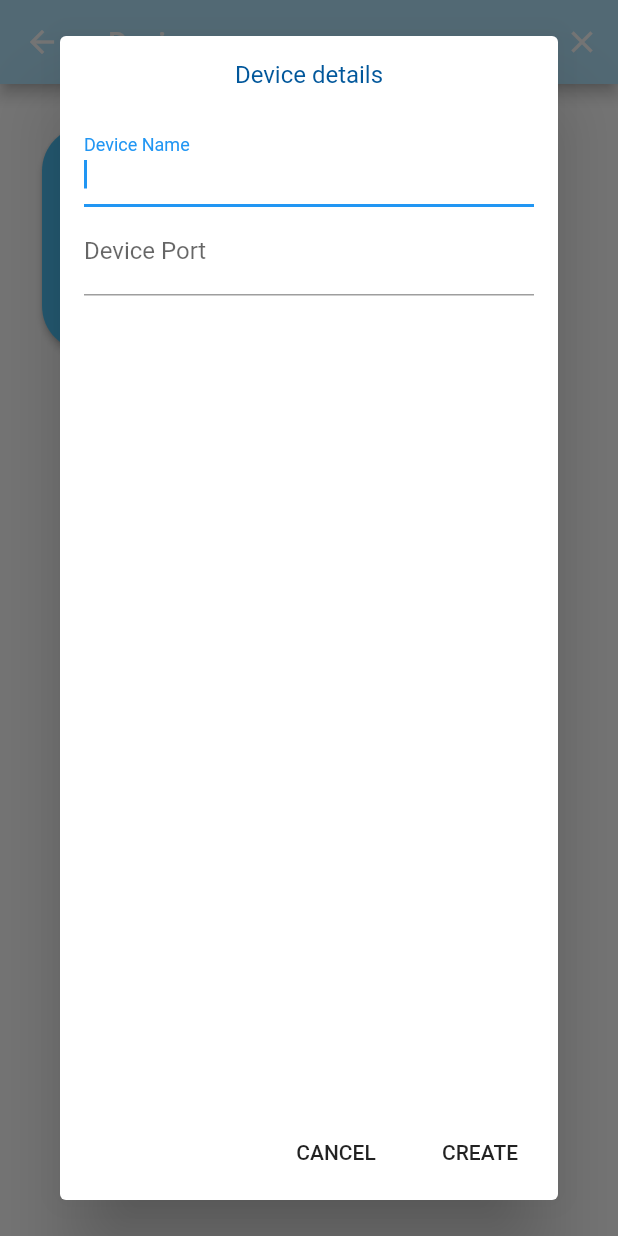
After one commit to Brijeshlakkad/home_automation_app, a Flutter app: the DeviceScreen screen opened directly, after a tap on "Add Device", on a phone screen of 412 x 824 dp. The commit adds this screen. Run offline on Flutter 3.47's test engine with Material 2 defaults, Android fonts, the light colour scheme and no system bars; our stand-ins replace sqflite; accounts and stored records are empty.

Commit message:
Added DeviceScreen

```diff
--- a/lib/data/database_helper.dart
+++ b/lib/data/database_helper.dart
@@ -6,6 +6,7 @@ import 'package:home_automation/models/user.dart';
 import 'package:home_automation/models/home_data.dart';
 import 'package:home_automation/models/room_data.dart';
 import 'package:home_automation/models/hardware_data.dart';
+import 'package:home_automation/models/device_data.dart';
 import 'package:sqflite/sqflite.dart';
 import 'package:path_provider/path_provider.dart';
 
@@ -40,6 +41,8 @@ class DatabaseHelper {
         "CREATE TABLE Room(id INTEGER PRIMARY KEY, email TEXT, homeID INTEGER, roomName TEXT)");
     await db.execute(
         "CREATE TABLE Hardware(id INTEGER PRIMARY KEY, email TEXT, homeID INTEGER, roomID INTEGER, hwName TEXT, hwSeries Text, hwIP Text)");
+    await db.execute(
+        "CREATE TABLE Device(id INTEGER PRIMARY KEY, email TEXT, homeID INTEGER, roomID INTEGER, hwID INTEGER, dvName TEXT, dvPort Text)");
     print("Created tables");
   }
 
@@ -274,7 +277,90 @@ class DatabaseHelper {
   Future<int> renameHardware(Hardware hw) async {
     var dbClient = await db;
     var res = await dbClient.rawUpdate(
-        "UPDATE Hardware SET hwName = ? WHERE id = ?", [hw.hwName, hw.id]);
+        "UPDATE Hardware SET hwName = ?, hwSeries = ?, hwIP = ? WHERE id = ?", [hw.hwName, hw.hwSeries, hw.hwIP, hw.id]);
+    if (res > 0) {
+      return res;
+    } else {
+      return 0;
+    }
+  }
+
+  Future<int> saveDevice(Device dv) async {
+    var dbClient = await db;
+    int res = await dbClient.insert("Device", dv.toMap());
+    return res;
+  }
+
+  Future<int> saveAllDevice(List<Device> dvList) async {
+    var dbClient = await db;
+    int result = await dbClient.rawDelete('DELETE FROM Device');
+    int res=0;
+    for(int i=0;i<dvList.length;i++){
+      result = await dbClient.insert("Hardware", dvList[i].toMap());
+      res+=result;
+    }
+    return res;
+  }
+
+  Future<int> deleteDevice(Device dv) async {
+    var dbClient = await db;
+    int res = await dbClient.rawDelete(
+        'DELETE FROM Device WHERE id = ?',
+        [dv.id]);
+    return res;
+  }
+  Future<int> deleteAllDeviceWithHardware(Hardware hw) async {
+    var dbClient = await db;
+    int res = await dbClient.rawDelete(
+        'DELETE FROM Device WHERE hwID = ? and email = ?',
+        [hw.id, hw.email]);
+    return res;
+  }
+
+  Future<int> deleteAllDeviceWithRoom(Room room) async {
+    var dbClient = await db;
+    int res = await dbClient.rawDelete(
+        'DELETE FROM Device WHERE roomID = ? and email = ?',
+        [room.id, room.email]);
+    return res;
+  }
+
+  Future<int> deleteAllDeviceWithHome(Home home) async {
+    var dbClient = await db;
+    int res = await dbClient.rawDelete(
+        'DELETE FROM Device WHERE homeID = ? and email = ?',
+        [home.id, home.email]);
+    return res;
+  }
+
+  Future<String> getDevice() async {
+    var dbClient = await db;
+    var res = await dbClient.rawQuery("SELECT * FROM Device");
+    if (res.length > 0) {
+      return res.first['dvName'].toString();
+    } else {
+      return null;
+    }
+  }
+
+  Future<List<Device>> getAllDevice() async {
+    var dbClient = await db;
+    var res = await dbClient.rawQuery("SELECT * FROM Device");
+    if (res.length > 0) {
+      List<Device> list = new List<Device>();
+      for (int i = 0; i < res.length; i++) {
+        list.add(Device.map(res[i]));
+      }
+      return list;
+    } else {
+      return null;
+    }
+  }
+
+  Future<int> renameDevice(Device dv) async {
+    var dbClient = await db;
+    var res = await dbClient.rawUpdate(
+        "UPDATE Device SET dvName = ?, dvPort = ? WHERE id = ?", [dv.dvName, dv.dvPort, dv.id]);
     if (res > 0) {
       return res;
     } else {
--- /dev/null
+++ b/lib/device.dart
@@ -0,0 +1,438 @@
+import 'package:flutter/material.dart';
+import 'package:home_automation/data/database_helper.dart';
+import 'package:home_automation/colors.dart';
+import 'package:home_automation/models/home_data.dart';
+import 'package:home_automation/models/room_data.dart';
+import 'package:home_automation/show_progress.dart';
+import 'package:home_automation/logout.dart';
+import 'package:home_automation/models/hardware_data.dart';
+import 'package:home_automation/models/device_data.dart';
+class DeviceScreen extends StatefulWidget {
+  final Home home;
+  final Room room;
+  final Hardware hardware;
+  const DeviceScreen({this.home, this.room, this.hardware});
+  @override
+  DeviceScreenState createState() {
+    return new DeviceScreenState();
+  }
+}
+
+class DeviceScreenState extends State<DeviceScreen>
+    implements DeviceScreenContract {
+  final showDvScaffoldKey = new GlobalKey<ScaffoldState>();
+  bool _isLoading = false;
+  var dvFormKey = new GlobalKey<FormState>();
+  var dvReFormKey = new GlobalKey<FormState>();
+  bool _autoValidatedv = false;
+  bool _autoValidatedvRe = false;
+  var dvRefreshIndicatorKey = new GlobalKey<RefreshIndicatorState>();
+  List<Device> dvList = new List<Device>();
+  String _dvName, _dvPort;
+  void _showSnackBar(String text) {
+    showDvScaffoldKey.currentState
+        .showSnackBar(new SnackBar(content: new Text(text)));
+  }
+
+  @override
+  void initState() {
+    getDeviceList();
+    dvRefreshIndicatorKey.currentState?.show();
+    super.initState();
+  }
+
+  var db = new DatabaseHelper();
+
+  Future getDeviceList() async {
+    dvRefreshIndicatorKey.currentState?.show();
+    dvList = await _presenter.api.getAllDevice(widget.hardware);
+    if (dvList != null) {
+      setState(() {
+        dvList = dvList.toList();
+      });
+      onSuccessGetAllDevice(dvList);
+    }
+  }
+
+  DeviceScreenPresenter _presenter;
+  DeviceScreenState() {
+    _presenter = new DeviceScreenPresenter(this);
+  }
+  @override
+  void onSuccess(Device dv) async {
+    _showSnackBar("Created ${dv.toString()} device");
+    setState(() => _isLoading = false);
+    var db = new DatabaseHelper();
+    await db.saveDevice(dv);
+    dvRefreshIndicatorKey.currentState?.show();
+  }
+
+  @override
+  void onSuccessGetAllDevice(List<Device> dvList) async {
+    if (dvList != null) {
+      _showSnackBar("Got ${dvList.length}");
+      setState(() => _isLoading = false);
+      var db = new DatabaseHelper();
+      await db.saveAllDevice(dvList);
+    }
+  }
+
+  @override
+  void onSuccessDelete(Device dv) async {
+    _showSnackBar(dv.toString());
+    setState(() => _isLoading = false);
+    var db = new DatabaseHelper();
+    await db.deleteDevice(dv);
+    dvRefreshIndicatorKey.currentState?.show();
+  }
+
+  @override
+  void onSuccessRename(Device dv) async {
+    _showSnackBar(dv.toString());
+    setState(() => _isLoading = false);
+    var db = new DatabaseHelper();
+    await db.renameDevice(dv);
+    dvRefreshIndicatorKey.currentState?.show();
+  }
+
+  @override
+  void onError(String errorTxt) {
+    print("x");
+    _showSnackBar(errorTxt);
+    setState(() => _isLoading = false);
+  }
+
+  @override
+  Widget build(BuildContext context) {
+    _createDevice(
+        String dvName, String dvPort, Hardware hw) async {
+      await _presenter.doCreateDevice(dvName, dvPort, hw);
+    }
+
+    _renameDevice( Device dv, dvName, dvPort
+       ) async {
+      await _presenter.doRenameDevice(dv, dvName, dvPort);
+    }
+
+    List getListOfDeviceName() {
+      List<Device> list = dvList;
+      if (list != null) {
+        List dvNameList = new List();
+        for (int i = 0; i < list.length; i++) {
+          dvNameList.add(list[i].dvName);
+        }
+        return dvNameList;
+      }
+      return null;
+    }
+
+    existDeviceName(String dvName) {
+      List list = getListOfDeviceName();
+      if (list == null) {
+        return false;
+      }
+      for (int i = 0; i < list.length; i++) {
+        if (dvName == list[i]) return true;
+      }
+      return false;
+    }
+
+    deviceNameValidator(String val) {
+      if (val.isEmpty) {
+        return 'Please enter device name';
+      } else if (existDeviceName(val)) {
+        return 'Device already exists';
+      } else {
+        return null;
+      }
+    }
+
+    devicePortValidator(String val) {
+      if (val.isEmpty) {
+        return 'Please enter hardware series';
+      } else {
+        return null;
+      }
+    }
+
+    _showDeviceDialog() async {
+      await showDialog<Null>(
+        context: context,
+        builder: (BuildContext context) => new AlertDialog(
+          contentPadding: const EdgeInsets.all(16.0),
+          content: Container(
+            width: double.maxFinite,
+            child: new ListView(
+              children: <Widget>[
+                new Container(
+                  child: Center(
+                    child: Text("Device details"),
+                  ),
+                  padding: EdgeInsets.only(bottom: 20.0),
+                ),
+                Form(
+                  key: dvFormKey,
+                  autovalidate: _autoValidatedv,
+                  child: Column(
+                    children: <Widget>[
+                      new TextFormField(
+                        validator: deviceNameValidator,
+                        onSaved: (val) => _dvName = val,
+                        autofocus: true,
+                        decoration: new InputDecoration(
+                          labelText: 'Device Name',
+                        ),
+                      ),
+                      new TextFormField(
+                        onSaved: (val) => _dvPort = val,
+                        autofocus: true,
+                        validator: devicePortValidator,
+                        decoration: new InputDecoration(
+                          labelText: 'Device Port',
+                        ),
+                      ),
+                    ],
+                  ),
+                ),
+              ],
+            ),
+          ),
+          actions: <Widget>[
+            new FlatButton(
+                child: const Text('CANCEL'),
+                onPressed: () {
+                  Navigator.pop(context);
+                }),
+            new FlatButton(
+                child: const Text('CREATE'),
+                onPressed: () async {
+                  var form = dvFormKey.currentState;
+                  if (form.validate()) {
+                    form.save();
+                    Navigator.pop(context);
+                    setState(() {
+                      _isLoading = true;
+                      _autoValidatedv = false;
+                    });
+                    _createDevice(_dvName, _dvPort, widget.hardware);
+                  } else {
+                    setState(() {
+                      _autoValidatedv = true;
+                    });
+                  }
+                })
+          ],
+        ),
+      );
+    }
+
+    _showDeviceReDialog(Device dv) async {
+      await showDialog<String>(
+        context: context,
+        builder: (BuildContext context) => new AlertDialog(
+          contentPadding: const EdgeInsets.all(16.0),
+          content: Container(
+            width: double.maxFinite,
+            child: new ListView(
+              children: <Widget>[
+                new Container(
+                  child: Center(
+                    child: Text("Hardware details"),
+                  ),
+                  padding: EdgeInsets.only(bottom: 20.0),
+                ),
+                Form(
+                  key: dvReFormKey,
+                  autovalidate: _autoValidatedvRe,
+                  child: Column(
+                    children: <Widget>[
+                      new TextFormField(
+                        validator: deviceNameValidator,
+                        initialValue: dv.dvName,
+                        onSaved: (val) => _dvName = val,
+                        autofocus: true,
+                        decoration: new InputDecoration(
+                          labelText: 'Device Name',
+                        ),
+                      ),
+                      new TextFormField(
+                        validator: devicePortValidator,
+                        onSaved: (val) => _dvPort = val,
+                        autofocus: true,
+                        initialValue: dv.dvPort,
+                        decoration: new InputDecoration(
+                          labelText: 'Device Port',
+                        ),
+                      ),
+                    ],
+                  ),
+                ),
+              ],
+            ),
+          ),
+          actions: <Widget>[
+            new FlatButton(
+                child: const Text('CANCEL'),
+                onPressed: () {
+                  Navigator.pop(context);
+                }),
+            new FlatButton(
+                child: const Text('MODIFY'),
+                onPressed: () async {
+                  var form = dvReFormKey.currentState;
+                  if (form.validate()) {
+                    form.save();
+                    Navigator.pop(context);
+                    setState(() {
+                      _isLoading = true;
+                      _autoValidatedvRe = false;
+                    });
+                    _renameDevice(dv, _dvName, _dvPort);
+                  } else {
+                    setState(() {
+                      _autoValidatedv = true;
+                    });
+                  }
+                })
+          ],
+        ),
+      );
+    }
+
+    // to show dialogue to ensure of deleting operation
+    bool status = false;
+    _showConfirmDialog() async {
+      await showDialog<String>(
+        context: context,
+        builder: (BuildContext context) => new AlertDialog(
+          contentPadding: const EdgeInsets.all(16.0),
+          content: new Container(
+            child: Text('Are you sure?'),
+          ),
+          actions: <Widget>[
+            new FlatButton(
+                child: const Text('CANCEL'),
+                onPressed: () {
+                  Navigator.pop(context);
+                  status = false;
+                }),
+            new FlatButton(
+                child: const Text('OK'),
+                onPressed: () {
+                  Navigator.pop(context);
+                  status = true;
+                })
+          ],
+        ),
+      );
+    }
+
+    _deleteDevice(Device dv) async {
+      await _showConfirmDialog();
+      if (status) {
+        setState(() {
+          _isLoading = true;
+        });
+        await _presenter.doDeleteDevice(dv);
+      }
+    }
+
+    Widget createListView(BuildContext context, List<Device> dvList) {
+      var len = 0;
+      if (dvList != null) {
+        len = dvList.length;
+      }
+      return new GridView.count(
+        crossAxisCount: 2,
+        // Generate 100 Widgets that display their index in the List
+        children: List.generate(len + 1, (index) {
+          if (index == len) {
+            return Center(
+                child: SizedBox(
+                  width: 150.0,
+                  height: 150.0,
+                  child: RaisedButton(
+                    shape: new RoundedRectangleBorder(
+                        borderRadius: new BorderRadius.circular(30.0)),
+                    onPressed: () async {
+                      await _showDeviceDialog();
+                    },
+                    color: kHAutoBlue300,
+                    child: Column(
+                      crossAxisAlignment: CrossAxisAlignment.center,
+                      mainAxisAlignment: MainAxisAlignment.center,
+                      children: <Widget>[
+                        Icon(Icons.add),
+                        Text('Add Device'),
+                      ],
+                    ),
+                  ),
+                ));
+          }
+          return Center(
+            child: InkWell(
+              onTap: () {},
+              splashColor: kHAutoBlue300,
+              child: Card(
+                child: Container(
+                  padding: EdgeInsets.only(left: 10.0, top: 20.0, bottom: 20.0),
+                  child: Column(
+                    crossAxisAlignment: CrossAxisAlignment.start,
+                    children: <Widget>[
+                      Expanded(
+                        child: Text(
+                          '${dvList[index].dvName}',
+                          textAlign: TextAlign.left,
+                          style: Theme.of(context).textTheme.headline,
+                        ),
+                      ),
+                      SizedBox(
+                        height: 40.0,
+                      ),
+                      Row(
+                        children: <Widget>[
+                          FlatButton(
+                            onPressed: () async {
+                              await _showDeviceReDialog(dvList[index]);
+                            },
+                            child: Icon(Icons.edit),
+                          ),
+                          SizedBox(
+                            width: 10.0,
+                          ),
+                          FlatButton(
+                            onPressed: () async {
+                              await _deleteDevice(dvList[index]);
+                            },
+                            child: Icon(Icons.delete),
+                          ),
+                        ],
+                      ),
+                    ],
+                  ),
+                ),
+              ),
+            ),
+          );
+        }),
+      );
+    }
+
+    return Scaffold(
+      key: showDvScaffoldKey,
+      appBar: AppBar(
+        title: Text('Device'),
+        actions: <Widget>[
+          GetLogOut(),
+        ],
+      ),
+      body: _isLoading
+          ? ShowProgress()
+          : RefreshIndicator(
+        key: dvRefreshIndicatorKey,
+        child: createListView(context, dvList),
+        onRefresh: getDeviceList,
+      ),
+    );
+  }
+}
--- /dev/null
+++ b/lib/models/device_data.dart
@@ -0,0 +1,185 @@
+import 'package:home_automation/utils/network_util.dart';
+import 'package:home_automation/data/database_helper.dart';
+import 'package:home_automation/models/hardware_data.dart';
+class Device {
+  String _dvName, _email, _dvPort;
+  int _id, _homeID, _roomID, _hwID;
+  Device(this._dvName, this._dvPort, this._email, this._roomID,
+      this._homeID, this._hwID, this._id);
+  Device.map(dynamic obj) {
+    this._dvName = obj["dvName"];
+    this._dvPort = obj["dvPort"];
+    this._email = obj["email"];
+    var id = obj['id'].toString();
+    this._id = int.parse(id);
+    var homeID = obj['homeID'].toString();
+    this._homeID = int.parse(homeID);
+    var roomID = obj['roomID'].toString();
+    this._roomID = int.parse(roomID);
+    var hwID = obj['hwID'].toString();
+    this._hwID = int.parse(hwID);
+  }
+
+  String get dvName => _dvName;
+  String get dvPort => _dvPort;
+  String get email => _email;
+  int get id => _id;
+  int get homeID => _homeID;
+  int get roomID => _roomID;
+  int get hwID => _hwID;
+  Map<String, dynamic> toMap() {
+    var map = new Map<String, dynamic>();
+    map["dvName"] = _dvName;
+    map["dvPort"] = _dvPort;
+    map["email"] = _email;
+    map['homeID'] = _homeID;
+    map['roomID'] = _roomID;
+    map['hwID'] = _hwID;
+    map['id'] = _id;
+    return map;
+  }
+
+  @override
+  String toString() {
+    return dvName;
+  }
+}
+
+class SendDeviceData {
+  NetworkUtil _netUtil = new NetworkUtil();
+  static final baseURL = 'https://86d2ad5a.ngrok.io/Home Automation';
+  static final finalURL = baseURL + "/device_actions.php";
+  static final db = new DatabaseHelper();
+
+  Future<List<Device>> getAllDevice(Hardware hw) async {
+    final user = hw.email;
+    final homeID = hw.homeID.toString();
+    final roomID = hw.roomID.toString();
+    final hwID = hw.id.toString();
+    return _netUtil.post(finalURL, body: {
+      "email": user,
+      "homeID": homeID,
+      "roomID": roomID,
+      "hwID": hwID,
+      "action": "0"
+    }).then((dynamic res) {
+      print(res.toString());
+      if (res["error"]) throw new Exception(res["errorMessege"]);
+      int total = int.parse(res['total'].toString());
+      List<Device> dvList = new List<Device>();
+      for (int i = 0; i < total; i++) {
+        dvList.add(Device.map(res['user']['device'][i]));
+      }
+      return dvList;
+    });
+  }
+
+  Future<Device> create(
+      String dvName, String dvPort, Hardware hw) async {
+    final user = hw.email;
+    final homeID = hw.homeID.toString();
+    final roomID = hw.roomID.toString();
+    final hwID = hw.id.toString();
+    return _netUtil.post(finalURL, body: {
+      "dvName": dvName,
+      "dvPort": dvPort,
+      "dvImg": "fan.jpg",
+      "email": user,
+      "homeID": homeID,
+      "roomID": roomID,
+      "hwID": hwID,
+      "action": "1"
+    }).then((dynamic res) {
+      print(res.toString());
+      if (res["error"]) throw new Exception(res["errorMessege"]);
+      return new Device.map(res['user']);
+    });
+  }
+
+  Future<Device> delete(Device dv) async {
+    final user = dv.email;
+    final id = dv.id.toString();
+    return _netUtil.post(finalURL,
+        body: {"email": user, "id": id, "action": "2"}).then((dynamic res) {
+      print(res.toString());
+      if (res["error"]) throw new Exception(res["errorMessege"]);
+      return dv;
+    });
+  }
+
+  Future<Device> rename(
+      Device dv, String dvName, String dvPort) async {
+    final user = dv.email;
+    final id = dv.id.toString();
+    return _netUtil.post(finalURL, body: {
+      "dvName": dvName,
+      "dvPort": dvPort,
+      "dvImg": "fan.jpg",
+      "email": user,
+      "action": "3",
+      "id": id
+    }).then((dynamic res) {
+      print(res.toString());
+      if (res["error"]) throw new Exception(res["errorMessege"]);
+      dv._dvName = dvName;
+      dv._dvPort = dvPort;
+      return dv;
+    });
+  }
+}
+
+abstract class DeviceScreenContract {
+  void onSuccess(Device dv);
+  void onSuccessDelete(Device dv);
+  void onError(String errorTxt);
+  void onSuccessRename(Device dv);
+  void onSuccessGetAllDevice(List<Device> dvList);
+}
+
+class DeviceScreenPresenter {
+  DeviceScreenContract _view;
+  SendDeviceData api = new SendDeviceData();
+  DeviceScreenPresenter(this._view);
+
+  doCreateDevice(
+      String dvName, String dvPort, Hardware hw) async {
+    try {
+      var dv = await api.create(dvName, dvPort, hw);
+      _view.onSuccess(dv);
+    } on Exception catch (error) {
+      _view.onError(error.toString());
+      print('Error');
+    }
+  }
+
+  doDeleteDevice(Device dv) async {
+    try {
+      var d = await api.delete(dv);
+      _view.onSuccessDelete(d);
+    } on Exception catch (error) {
+      _view.onError(error.toString());
+      print('Error');
+    }
+  }
+
+  doRenameDevice(
+      Device dv, String dvName, String dvPort) async {
+    try {
+      var d = await api.rename(dv, dvName, dvPort);
+      _view.onSuccessRename(d);
+    } on Exception catch (error) {
+      _view.onError(error.toString());
+      print('Error');
+    }
+  }
+
+  doGetAllDevice(Hardware hw) async {
+    try {
+      List<Device> dvList = await api.getAllDevice(hw);
+      _view.onSuccessGetAllDevice(dvList);
+    } on Exception catch (error) {
+      _view.onError(error.toString());
+      print('Error');
+    }
+  }
+}
```
Also changed, not shown: lib/hardware.dart (+13 -1 lines).
